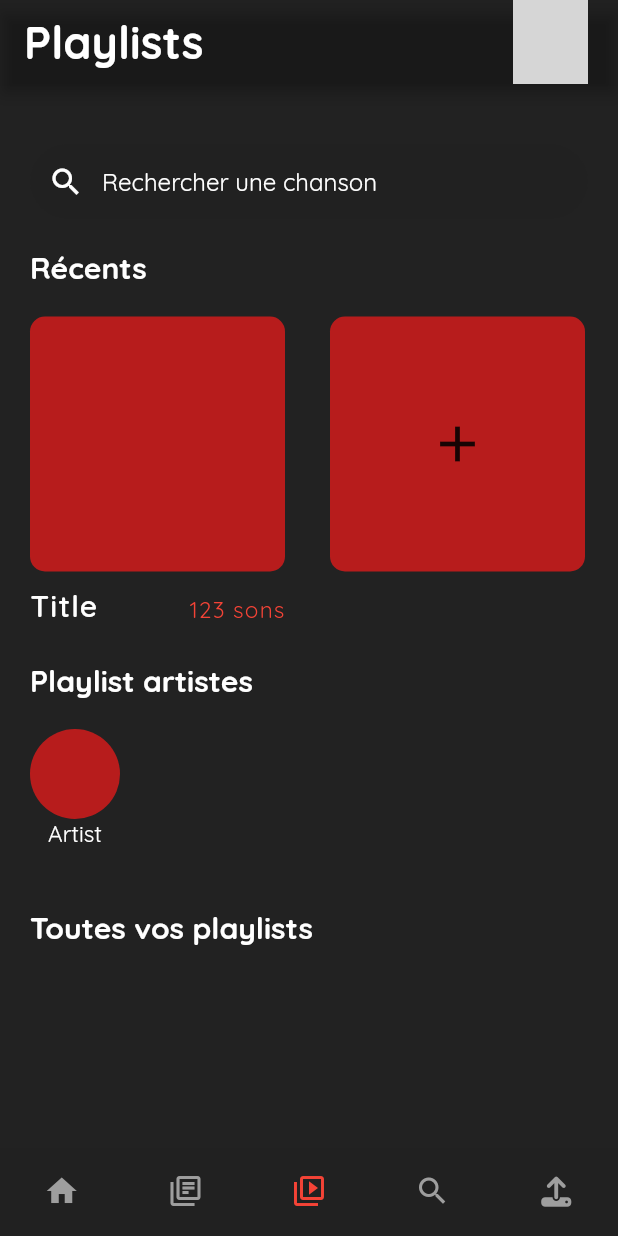
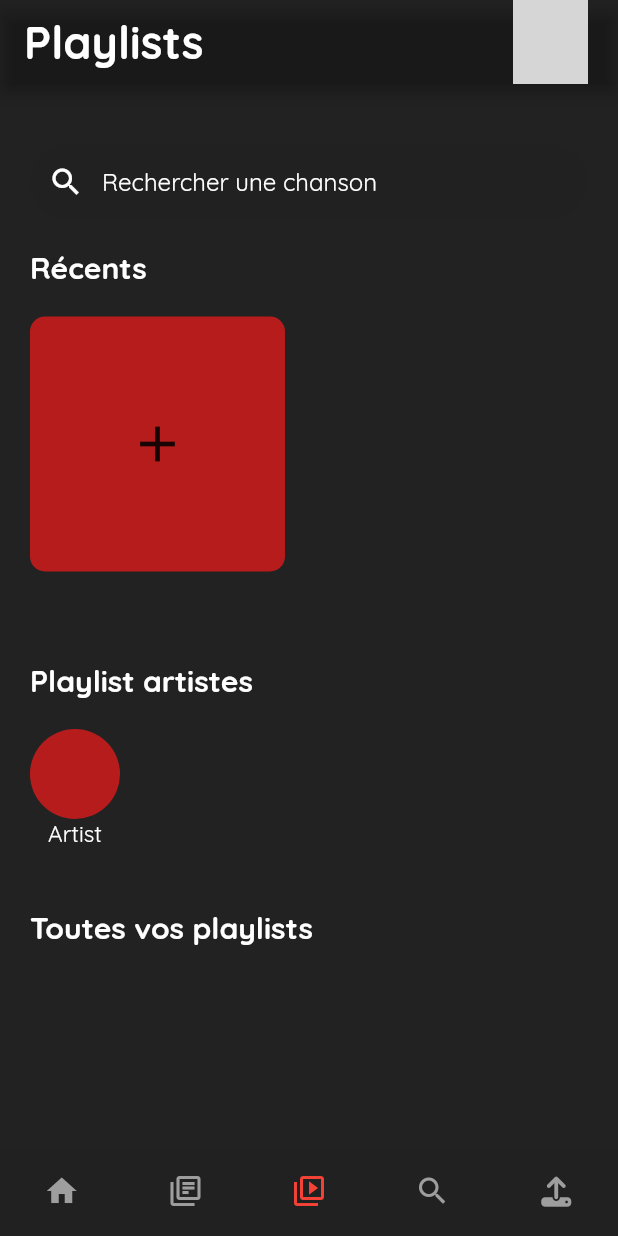
Before and after one commit to eliotfgn/miziki, a Flutter app: the screen it shows after launch, on a phone screen of 412 x 824 dp. Run offline on Flutter 3.47's test engine with Material 2 defaults, Android fonts, the phone set to English and light mode, and no system bars; our stand-ins replace dio, font_awesome_flutter, google_fonts, just_audio; network calls fail; grey boxes are pictures that could not be loaded.

Commit message:
remove placeholder in recents playlist

```diff
--- a/lib/screens/playlists_screen.dart
+++ b/lib/screens/playlists_screen.dart
@@ -94,48 +94,6 @@ class _PlaylistsScreenState extends State<PlaylistsScreen> {
           child: ListView(
             scrollDirection: Axis.horizontal,
             children: [
-              Column(
-                children: [
-                  Container(
-                    height: 170,
-                    width: 170,
-                    decoration: BoxDecoration(
-                      borderRadius: BorderRadius.circular(10),
-                      color: Colors.red.shade900,
-                    ),
-                  ),
-                  const SizedBox(
-                    height: 10,
-                  ),
-                  SizedBox(
-                    width: 170,
-                    child: Row(
-                      crossAxisAlignment: CrossAxisAlignment.end,
-                      children: const [
-                        Text(
-                          "Title",
-                          style: TextStyle(
-                            color: Colors.white,
-                            fontWeight: FontWeight.w600,
-                            fontSize: 20,
-                            letterSpacing: 0.8,
-                          ),
-                        ),
-                        Spacer(),
-                        Text("123 sons",
-                            style: TextStyle(
-                              color: Colors.red,
-                              fontSize: 15,
-                              letterSpacing: 0.8,
-                            )),
-                      ],
-                    ),
-                  )
-                ],
-              ),
-              const SizedBox(
-                width: 30,
-              ),
               Column(
                 children: [
                   Container(
```
